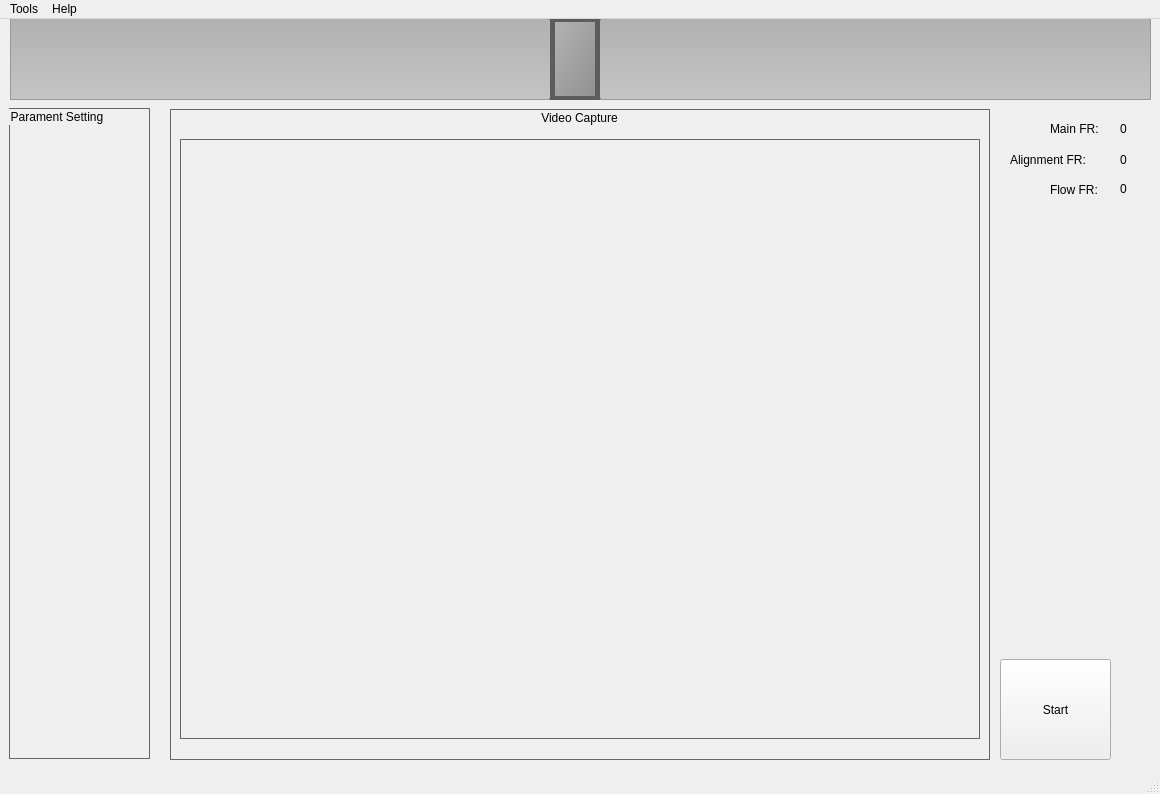
Qt form mainwindow.ui (netbeen/LivenessDetection3) before a commit.
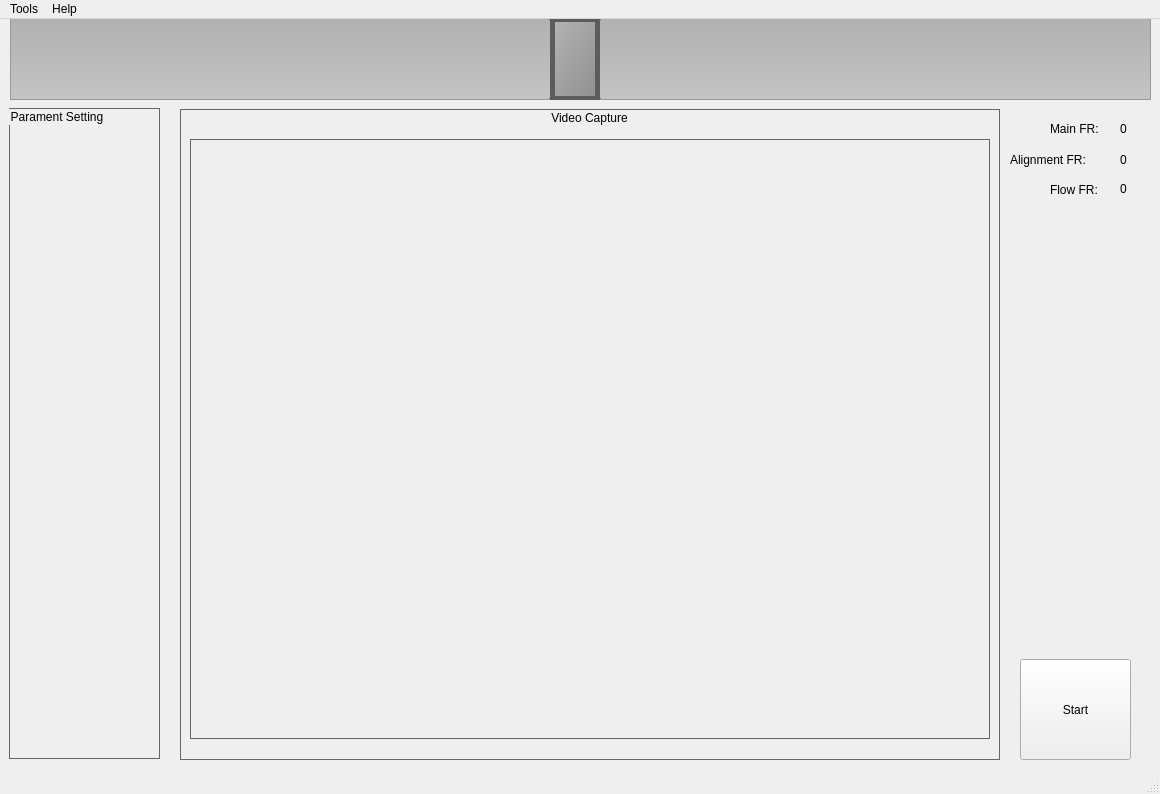
The same form after that commit.

Commit message: 微调UI布局

Patch:
```diff
--- a/mainwindow.ui
+++ b/mainwindow.ui
@@ -20,7 +20,7 @@
    <widget class="QLabel" name="imageLabel">
     <property name="geometry">
      <rect>
-      <x>180</x>
+      <x>190</x>
       <y>120</y>
       <width>800</width>
       <height>600</height>
@@ -75,7 +75,7 @@
    <widget class="QGroupBox" name="groupBox">
     <property name="geometry">
      <rect>
-      <x>170</x>
+      <x>180</x>
       <y>90</y>
       <width>820</width>
       <height>651</height>
@@ -101,7 +101,7 @@
    <widget class="QPushButton" name="startToRunButton">
     <property name="geometry">
      <rect>
-      <x>1000</x>
+      <x>1020</x>
       <y>640</y>
       <width>111</width>
       <height>101</height>
@@ -194,7 +194,7 @@
      <rect>
       <x>9</x>
       <y>89</y>
-      <width>141</width>
+      <width>151</width>
       <height>651</height>
      </rect>
     </property>
```
The commit also changes 1 other file.
